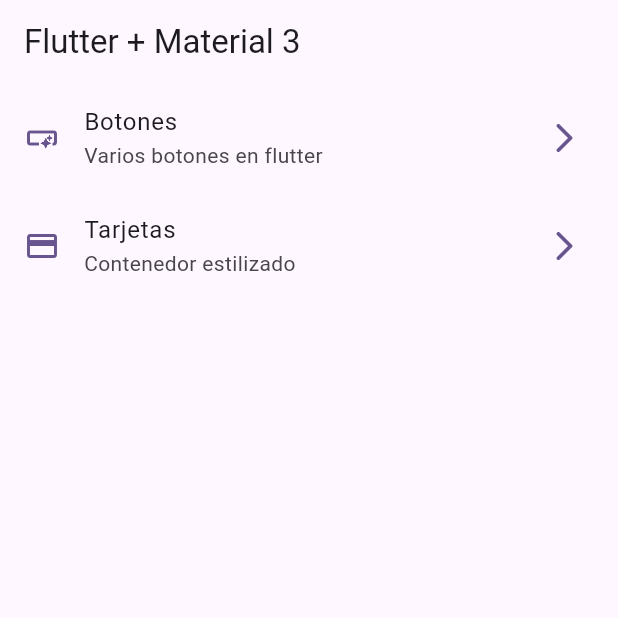
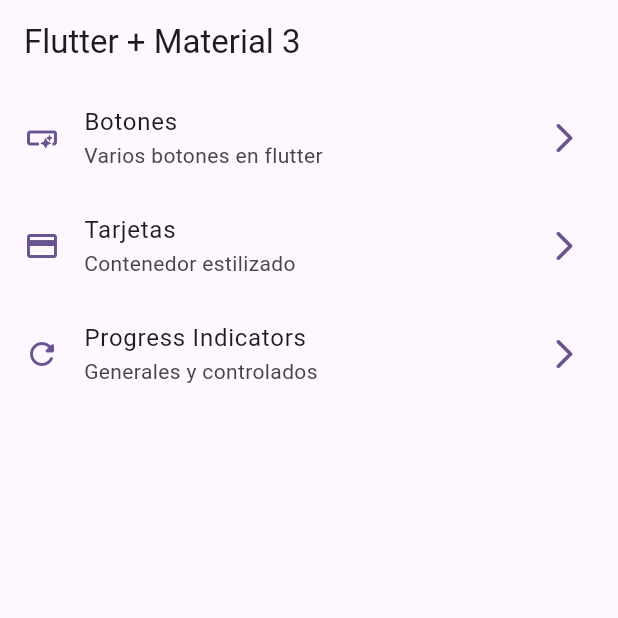
Before and after one commit to raidolContreras/widgets_app, a Flutter app: the screen it shows after launch, on a phone screen of 412 x 824 dp, the top half of it. Run offline on Flutter 3.47's test engine with Material 2 defaults, Android fonts, the phone set to English and light mode, and no system bars; our stand-ins replace go_router.

Commit message:
progress indicator finish

```diff
--- a/lib/config/menu/menu_items.dart
+++ b/lib/config/menu/menu_items.dart
@@ -27,4 +27,10 @@ const appMenuItems = <MenuItem>[
     link: '/cards',
     icon: Icons.credit_card
   ),
+  MenuItem(
+    title: 'Progress Indicators',
+    subTitle: 'Generales y controlados',
+    link: '/progress',
+    icon: Icons.refresh_rounded
+  ),
 ];
--- a/lib/config/router/app_router.dart
+++ b/lib/config/router/app_router.dart
@@ -22,5 +22,11 @@ final appRouter = GoRouter(
       name: CardsScreen.name,
       builder: (context, state) => const CardsScreen(),
     ),
+
+    GoRoute(
+      path: '/progress',
+      name: ProgressScreen.name,
+      builder: (context, state) => const ProgressScreen(),
+    ),
   ],
 );
```
Also changed, not shown: lib/presentation/screens/progress/progress_screen.dart (+59 -1 lines).
